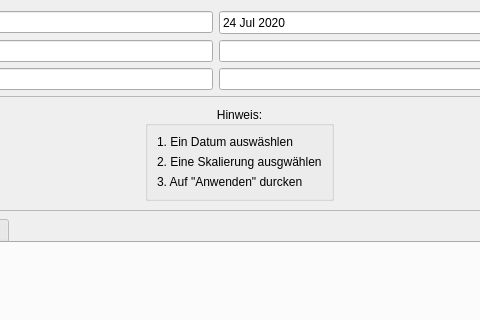
Qt form src/spanien.ui (JosephBisso/Starlink) before a commit; both pictures show x 284 to 764 and y 0 to 320 of the 1000 by 700 pixel window.
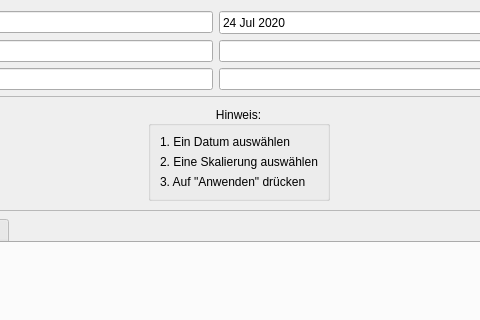
The same form after that commit.

```diff
--- a/src/spanien.ui
+++ b/src/spanien.ui
@@ -201,21 +201,21 @@
          <item row="0" column="0">
           <widget class="QLabel" name="label">
            <property name="text">
-            <string>1. Ein Datum auswäshlen</string>
+            <string>1. Ein Datum auswählen</string>
            </property>
           </widget>
          </item>
          <item row="1" column="0">
           <widget class="QLabel" name="label_2">
            <property name="text">
-            <string>2. Eine Skalierung ausgwählen</string>
+            <string>2. Eine Skalierung auswählen</string>
            </property>
           </widget>
          </item>
          <item row="2" column="0">
           <widget class="QLabel" name="label_3">
            <property name="text">
-            <string>3. Auf &quot;Anwenden&quot; durcken</string>
+            <string>3. Auf &quot;Anwenden&quot; drücken</string>
            </property>
           </widget>
          </item>
```
